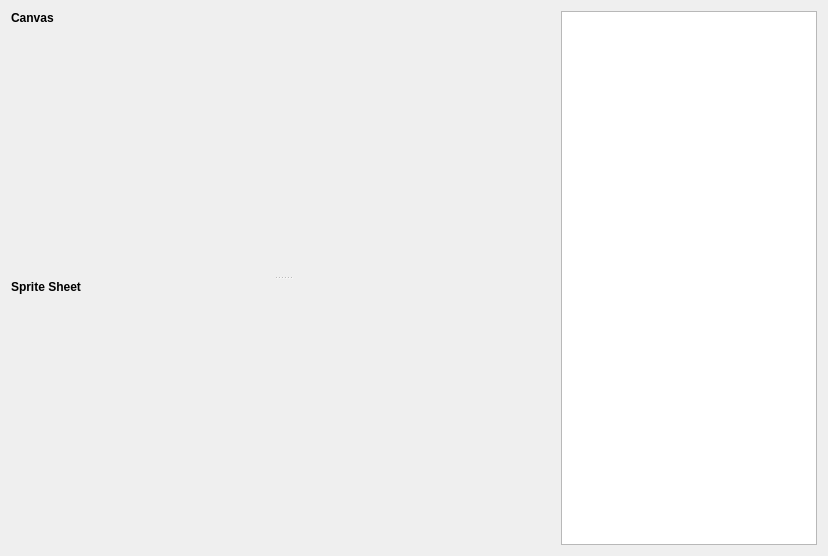
Old version of the form Plugin/ui/SpriteEditorFrame.ui in the repository Antidote/SpriteEditorPlugin.
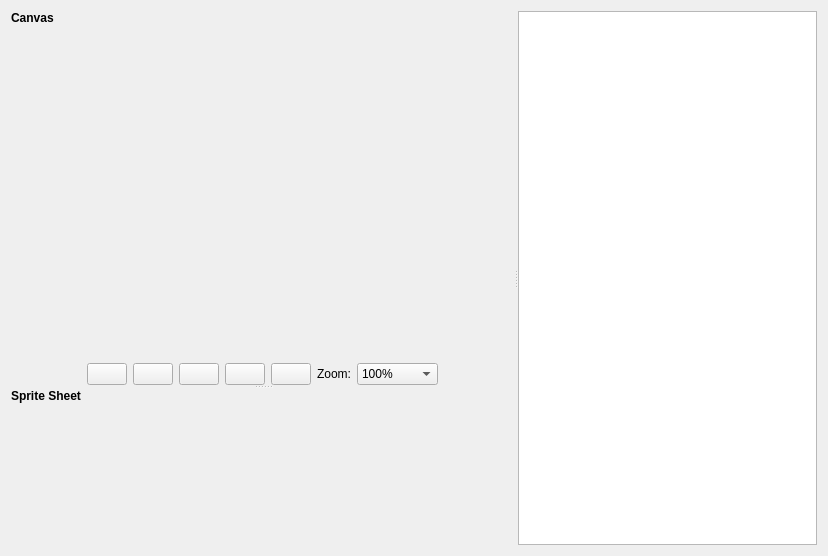
New version of the form. Icons and pictures are not drawn. Custom widgets are drawn as their Qt base class.

```diff
--- a/Plugin/ui/SpriteEditorFrame.ui
+++ b/Plugin/ui/SpriteEditorFrame.ui
@@ -12,13 +12,11 @@
   </property>
   <layout class="QGridLayout" name="gridLayout">
    <item row="0" column="0">
+    <widget class="QSplitter" name="splitter_3">
+     <property name="orientation">
+      <enum>Qt::Horizontal</enum>
+     </property>
     <widget class="QSplitter" name="splitter">
-     <property name="sizePolicy">
-      <sizepolicy hsizetype="Preferred" vsizetype="Expanding">
-       <horstretch>1</horstretch>
-       <verstretch>0</verstretch>
-      </sizepolicy>
-     </property>
      <property name="orientation">
       <enum>Qt::Vertical</enum>
      </property>
@@ -38,7 +36,137 @@
         </widget>
        </item>
        <item>
-        <widget class="SpriteCanvas" name="spriteCanvas" native="true"/>
+         <widget class="SpriteCanvas" name="spriteCanvas" native="true">
+          <property name="sizePolicy">
+           <sizepolicy hsizetype="Preferred" vsizetype="Expanding">
+            <horstretch>0</horstretch>
+            <verstretch>0</verstretch>
+           </sizepolicy>
+          </property>
+         </widget>
+        </item>
+        <item>
+         <layout class="QHBoxLayout" name="horizontalLayout">
+          <property name="sizeConstraint">
+           <enum>QLayout::SetDefaultConstraint</enum>
+          </property>
+          <item>
+           <spacer name="horizontalSpacer">
+            <property name="orientation">
+             <enum>Qt::Horizontal</enum>
+            </property>
+            <property name="sizeHint" stdset="0">
+             <size>
+              <width>40</width>
+              <height>20</height>
+             </size>
+            </property>
+           </spacer>
+          </item>
+          <item>
+           <widget class="QPushButton" name="retreatFrameButton">
+            <property name="icon">
+             <iconset theme="go-previous">
+              <normaloff/>
+             </iconset>
+            </property>
+           </widget>
+          </item>
+          <item>
+           <widget class="QPushButton" name="pushButton_4">
+            <property name="icon">
+             <iconset theme="media-playback-start">
+              <normaloff/>
+             </iconset>
+            </property>
+           </widget>
+          </item>
+          <item>
+           <widget class="QPushButton" name="pushButton_5">
+            <property name="icon">
+             <iconset theme="media-playback-pause">
+              <normaloff/>
+             </iconset>
+            </property>
+           </widget>
+          </item>
+          <item>
+           <widget class="QPushButton" name="pushButton_2">
+            <property name="icon">
+             <iconset theme="media-playback-stop">
+              <normaloff/>
+             </iconset>
+            </property>
+           </widget>
+          </item>
+          <item>
+           <widget class="QPushButton" name="advanceFrameButton">
+            <property name="icon">
+             <iconset theme="go-next">
+              <normaloff/>
+             </iconset>
+            </property>
+           </widget>
+          </item>
+          <item>
+           <widget class="QLabel" name="label">
+            <property name="text">
+             <string>Zoom:</string>
+            </property>
+           </widget>
+          </item>
+          <item>
+           <widget class="QComboBox" name="comboBox">
+            <property name="toolTip">
+             <string>The current Zoom factor for the Graphics View</string>
+            </property>
+            <property name="currentText">
+             <string notr="true">100%</string>
+            </property>
+            <property name="currentIndex">
+             <number>2</number>
+            </property>
+            <item>
+             <property name="text">
+              <string>500%</string>
+             </property>
+            </item>
+            <item>
+             <property name="text">
+              <string notr="true">200%</string>
+             </property>
+            </item>
+            <item>
+             <property name="text">
+              <string notr="true">100%</string>
+             </property>
+            </item>
+            <item>
+             <property name="text">
+              <string notr="true">50%</string>
+             </property>
+            </item>
+            <item>
+             <property name="text">
+              <string>Custom...</string>
+             </property>
+            </item>
+           </widget>
+          </item>
+          <item>
+           <spacer name="horizontalSpacer_2">
+            <property name="orientation">
+             <enum>Qt::Horizontal</enum>
+            </property>
+            <property name="sizeHint" stdset="0">
+             <size>
+              <width>40</width>
+              <height>20</height>
+             </size>
+            </property>
+           </spacer>
+          </item>
+         </layout>
        </item>
       </layout>
      </widget>
@@ -63,8 +191,6 @@
       </layout>
      </widget>
     </widget>
-   </item>
-   <item row="0" column="1">
     <widget class="QSplitter" name="splitter_2">
      <property name="orientation">
       <enum>Qt::Vertical</enum>
@@ -80,6 +206,7 @@
       </column>
      </widget>
     </widget>
+    </widget>
    </item>
   </layout>
  </widget>
```
Left out of the diff: 18 changed lines with no effect on the pictures. Lines whose indentation alone changed are shown as unchanged.
